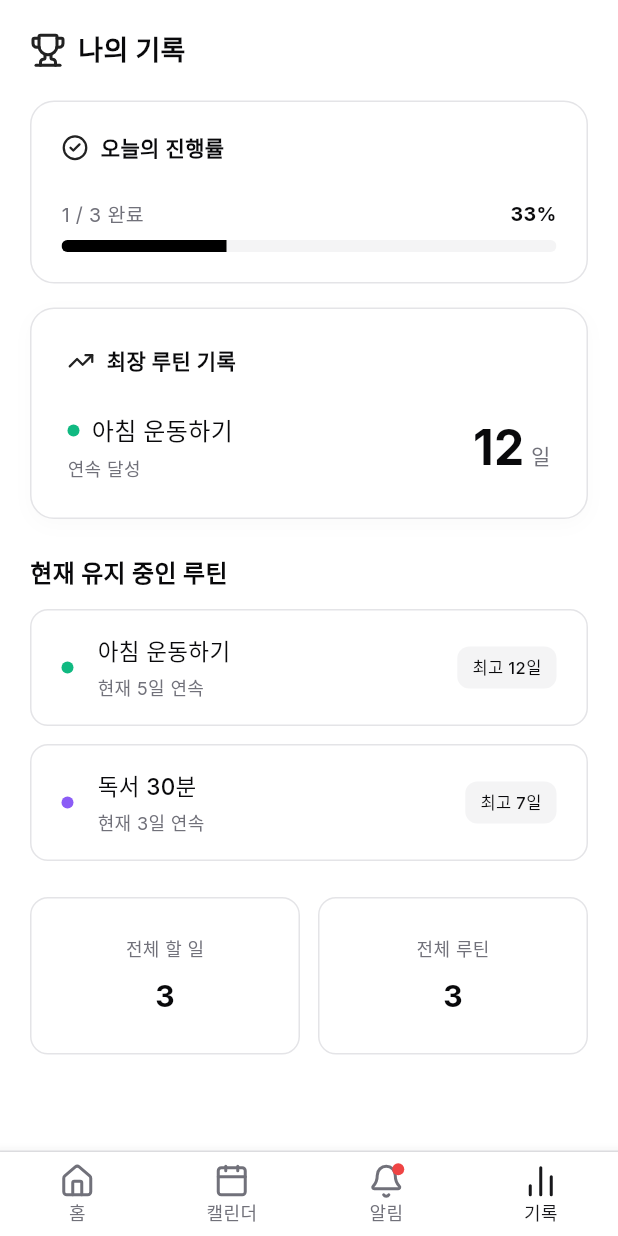
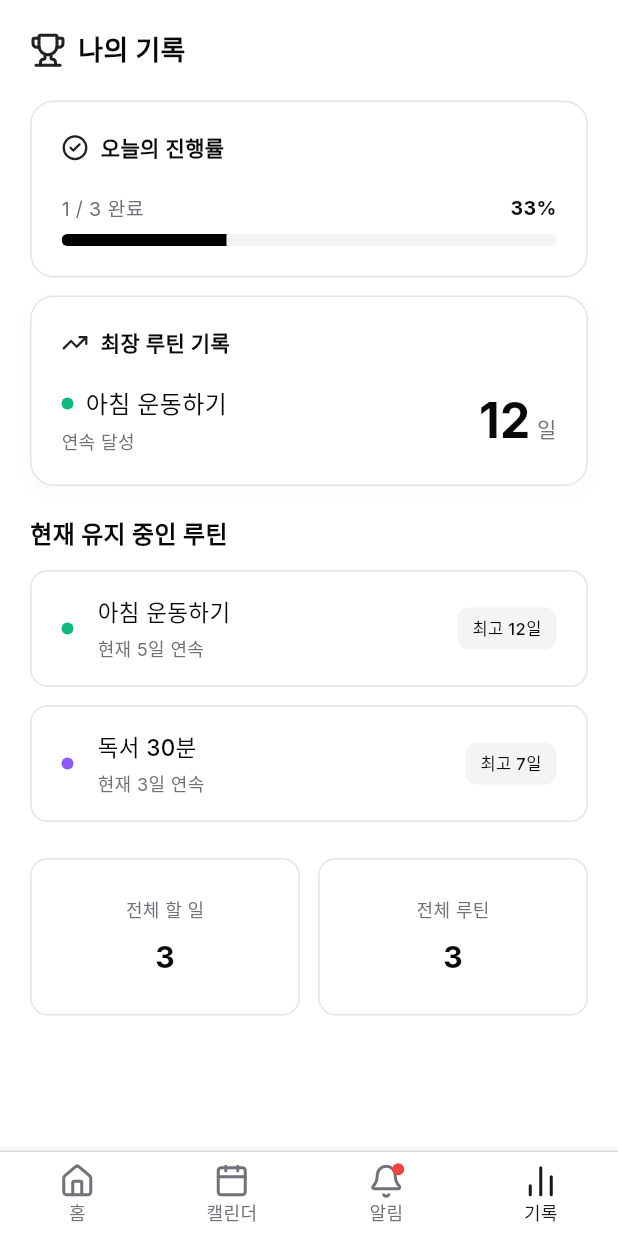
Before and after one commit to yeeuuuu/flutter_project, a Flutter app: the screen it shows after launch, item 4 of the bottom bar chosen, on a phone screen of 412 x 824 dp. Run offline on Flutter 3.47's test engine with Material 3 defaults, Android fonts, the phone set to English and light mode, and no system bars; our stand-ins replace google_fonts, lucide_icons.

Commit message:
코드 정리

```diff
--- a/lib/components/home_tab.dart
+++ b/lib/components/home_tab.dart
@@ -54,11 +54,10 @@ class _HomeTabState extends State<HomeTab> {
       body: ListView(
         padding: const EdgeInsets.all(16),
         children: [
-          // Today Section
           _buildSectionHeader(
               "오늘",
               Colors
-                  .transparent), // Dot removed for Today in design logic? Keep simple
+                  .transparent),
           if (todayTasks.isEmpty)
             _buildEmptyState("오늘 할 일이 없습니다")
           else
@@ -74,7 +73,6 @@ class _HomeTabState extends State<HomeTab> {
 
           const SizedBox(height: 24),
 
-          // Tomorrow Section
           _buildSectionHeader("내일", AppTheme.primary),
           if (tomorrowTasks.isEmpty)
             _buildEmptyState("내일 할 일이 없습니다")
@@ -89,7 +87,7 @@ class _HomeTabState extends State<HomeTab> {
                   onDelete: widget.onDeleteTask,
                 )),
 
-          const SizedBox(height: 80), // Fab space
+          const SizedBox(height: 80),
         ],
       ),
     );
--- a/lib/components/records_tab.dart
+++ b/lib/components/records_tab.dart
@@ -44,7 +44,6 @@ class RecordsTab extends StatelessWidget {
       body: ListView(
         padding: const EdgeInsets.all(20),
         children: [
-          // 상단 헤더
           const Row(
             children: [
               Icon(LucideIcons.trophy, size: 24),
@@ -55,7 +54,6 @@ class RecordsTab extends StatelessWidget {
           ),
           const SizedBox(height: 20),
 
-          // 1. 오늘의 진행률 카드
           Container(
             padding: const EdgeInsets.all(20),
             decoration: BoxDecoration(
@@ -74,7 +72,7 @@ class RecordsTab extends StatelessWidget {
                         style: TextStyle(fontWeight: FontWeight.w600)),
                   ],
                 ),
-                const SizedBox(height: 24),
+                const SizedBox(height: 20),
                 Row(
                   mainAxisAlignment: MainAxisAlignment.spaceBetween,
                   children: [
@@ -93,7 +91,7 @@ class RecordsTab extends StatelessWidget {
                     value: progress,
                     backgroundColor: AppTheme.muted,
                     valueColor: const AlwaysStoppedAnimation<Color>(
-                        Colors.black), // 디자인 시안 느낌
+                        Colors.black),
                     minHeight: 8,
                   ),
                 ),
@@ -101,12 +99,11 @@ class RecordsTab extends StatelessWidget {
             ),
           ),
 
-          const SizedBox(height: 16),
+          const SizedBox(height: 12),
 
-          // 2. [NEW] 최장 루틴 기록 카드 (가장 큰 카드)
           if (longestStreakRecord != null && longestStreakTask != null) ...[
             Container(
-              padding: const EdgeInsets.all(24),
+              padding: const EdgeInsets.all(20),
               decoration: BoxDecoration(
                   color: Colors.white,
                   border: Border.all(color: AppTheme.border),
@@ -129,7 +126,7 @@ class RecordsTab extends StatelessWidget {
                           style: TextStyle(fontWeight: FontWeight.w600)),
                     ],
                   ),
-                  const SizedBox(height: 24),
+                  const SizedBox(height: 18),
                   Row(
                     mainAxisAlignment: MainAxisAlignment.spaceBetween,
                     crossAxisAlignment: CrossAxisAlignment.center,
@@ -180,14 +177,12 @@ class RecordsTab extends StatelessWidget {
                 ],
               ),
             ),
-            const SizedBox(height: 24),
+            const SizedBox(height: 20),
           ],
 
           const Text("현재 유지 중인 루틴",
               style: TextStyle(fontSize: 16, fontWeight: FontWeight.bold)),
           const SizedBox(height: 12),
-
-          // 3. 루틴 리스트
           if (streaks.isEmpty)
             const Padding(
               padding: EdgeInsets.all(24.0),
@@ -256,8 +251,6 @@ class RecordsTab extends StatelessWidget {
             }),
 
           const SizedBox(height: 12),
-
-          // 4. 통계 요약 (하단 카드 2개)
           Row(
             children: [
               Expanded(
--- a/lib/components/task_dialog.dart
+++ b/lib/components/task_dialog.dart
@@ -48,7 +48,6 @@ class _TaskDialogState extends State<TaskDialog> {
           mainAxisSize: MainAxisSize.min,
           crossAxisAlignment: CrossAxisAlignment.start,
           children: [
-            // Title Input
             TextField(
               controller: _titleController,
               decoration: const InputDecoration(
@@ -58,7 +57,6 @@ class _TaskDialogState extends State<TaskDialog> {
             ),
             const SizedBox(height: 16),
 
-            // Type Selection (Radio)
             Row(
               children: [
                 Expanded(
@@ -82,7 +80,6 @@ class _TaskDialogState extends State<TaskDialog> {
               ],
             ),
 
-            // Date Picker
             const Text('날짜', style: TextStyle(fontWeight: FontWeight.bold)),
             const SizedBox(height: 8),
             InkWell(
@@ -113,7 +110,6 @@ class _TaskDialogState extends State<TaskDialog> {
             ),
             const SizedBox(height: 16),
 
-            // Color Picker
             const Text('색상', style: TextStyle(fontWeight: FontWeight.bold)),
             const SizedBox(height: 8),
             Wrap(
--- a/lib/main.dart
+++ b/lib/main.dart
@@ -1,6 +1,5 @@
-// lib/main.dart
 import 'package:flutter/material.dart';
-import 'package:flutter_project2/app.dart'; // 패키지명 수정 필요
+import 'package:flutter_project2/app.dart';
 
 void main() {
   runApp(const App());
--- a/lib/styles/theme.dart
+++ b/lib/styles/theme.dart
@@ -1,9 +1,7 @@
-// lib/styles/theme.dart
 import 'package:flutter/material.dart';
 import 'package:google_fonts/google_fonts.dart';
 
 class AppTheme {
-  // Shadcn UI 기본 색상 팔레트 (Zinc 테마 기준 예시)
   static const Color background = Colors.white;
   static const Color foreground = Color(0xFF09090b);
 
@@ -21,7 +19,6 @@ class AppTheme {
       useMaterial3: true,
       fontFamily: GoogleFonts.inter().fontFamily,
 
-      // 색상 스키마 정의
       colorScheme: const ColorScheme.light(
         surface: background,
         onSurface: foreground,
@@ -34,23 +31,21 @@ class AppTheme {
         outline: border,
       ),
 
-      // Scaffold 배경색
       scaffoldBackgroundColor: background,
 
-      // 텍스트 테마
       textTheme: GoogleFonts.interTextTheme().apply(
         bodyColor: foreground,
         displayColor: foreground,
       ),
 
-      // 버튼 스타일 (Tailwind 'default' variant 대응)
+      // 버튼 스타일
       elevatedButtonTheme: ElevatedButtonThemeData(
         style: ElevatedButton.styleFrom(
           backgroundColor: primary,
           foregroundColor: primaryForeground,
           elevation: 0,
           shape: RoundedRectangleBorder(
-            borderRadius: BorderRadius.circular(6), // radius-md
+            borderRadius: BorderRadius.circular(6),
           ),
           padding: const EdgeInsets.symmetric(horizontal: 16, vertical: 8),
         ),
--- a/lib/types/index.dart
+++ b/lib/types/index.dart
@@ -1,5 +1,3 @@
-// lib/types/index.dart
-
 class User {
   final String id;
   final String name;
@@ -17,11 +15,11 @@ class User {
 class Task {
   final String id;
   final String title;
-  final String type; // 'todo' 또는 'routine'
-  final bool completed; // 완료 여부 (기존 isCompleted 대신 completed 사용)
-  final String date; // 'yyyy-MM-dd' 형식의 문자열
-  final String color; // Hex Color String (예: '#FF0000')
-  final String createdAt; // 생성일
+  final String type;
+  final bool completed;
+  final String date;
+  final String color;
+  final String createdAt;
 
   Task({
     required this.id,
@@ -33,7 +31,7 @@ class Task {
     required this.createdAt,
   });
 
-  // 복사본 생성을 위한 copyWith 메서드 (수정 모드 및 토글 시 사용)
+  // 복사본 생성을 위한 메서드 (수정 모드)
   Task copyWith({
     String? id,
     String? title,
@@ -55,7 +53,7 @@ class Task {
   }
 }
 
-// records_tab.dart에서 사용하는 루틴 스트릭 모델
+// records_tab.dart에서 사용
 class RoutineStreak {
   final String routineId;
   final int currentStreak;
```
Also changed, not shown: lib/app.dart (+6 -10 lines), lib/components/calendar_tab.dart (+7 -26 lines), lib/components/notifications_tab.dart (+137 -130 lines), lib/components/task_item.dart (+1 -6 lines), pubspec.yaml (+5 -5 lines).
